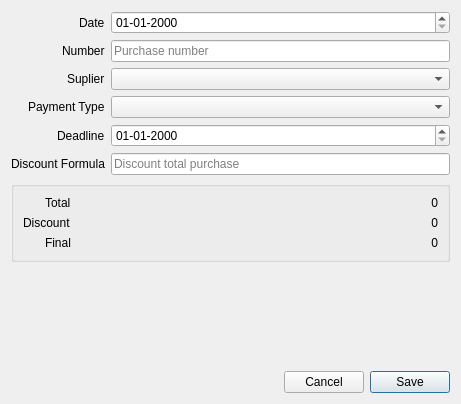
Before: the Qt Designer form libgui/purchase/purchaseadddialog.ui in apinprastya/sultan, drawn with Qt 5.
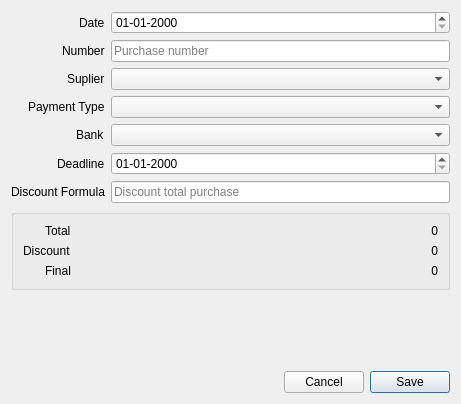
After: the same form once the commit is applied.

```diff
--- a/libgui/purchase/purchaseadddialog.ui
+++ b/libgui/purchase/purchaseadddialog.ui
@@ -49,7 +49,7 @@
        </property>
       </widget>
      </item>
-     <item row="4" column="0">
+     <item row="5" column="0">
       <widget class="QLabel" name="label_4">
        <property name="text">
         <string>Deadline</string>
@@ -73,7 +73,7 @@
      <item row="2" column="1">
       <widget class="QComboBox" name="comboSuplier"/>
      </item>
-     <item row="4" column="1">
+     <item row="5" column="1">
       <widget class="QDateEdit" name="dateDeadline">
        <property name="displayFormat">
         <string>dd-MM-yyyy</string>
@@ -90,20 +90,30 @@
      <item row="3" column="1">
       <widget class="QComboBox" name="comboPaymentType"/>
      </item>
-     <item row="5" column="0">
+     <item row="6" column="0">
       <widget class="QLabel" name="label_6">
        <property name="text">
         <string>Discount Formula</string>
        </property>
       </widget>
      </item>
-     <item row="5" column="1">
+     <item row="6" column="1">
       <widget class="QLineEdit" name="lineDiscountFormula">
        <property name="placeholderText">
         <string>Discount total purchase</string>
        </property>
       </widget>
      </item>
+     <item row="4" column="0">
+      <widget class="QLabel" name="label_10">
+       <property name="text">
+        <string>Bank</string>
+       </property>
+      </widget>
+     </item>
+     <item row="4" column="1">
+      <widget class="QComboBox" name="comboBank"/>
+     </item>
     </layout>
    </item>
    <item>
```
Left out of the diff: 1 changed line with no effect on the pictures.
